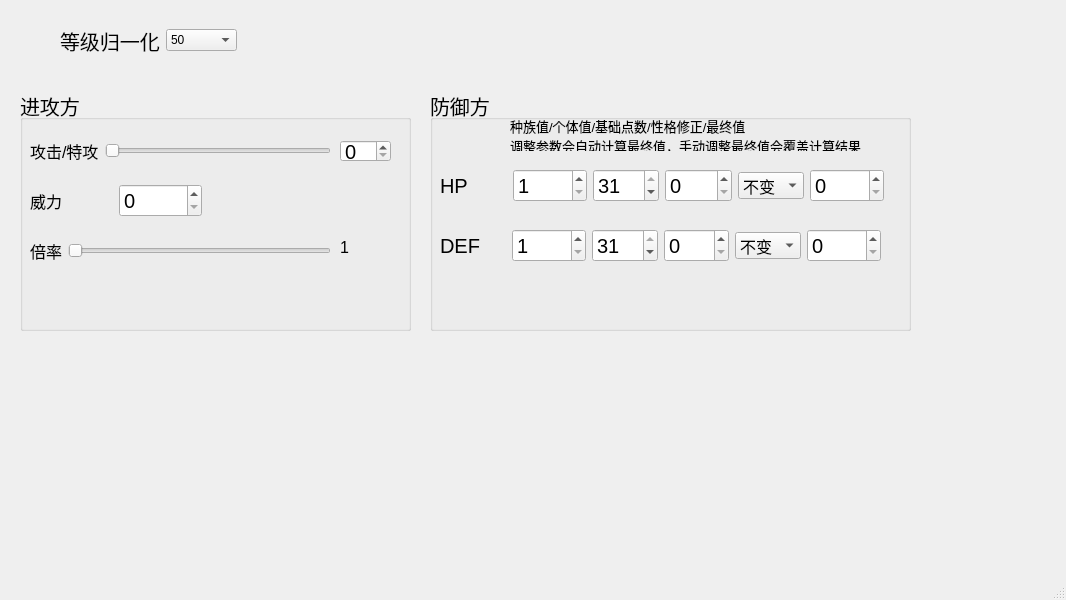
Qt form damagewindow.ui (syriku/PokemonResistanceCalculator) before a commit.
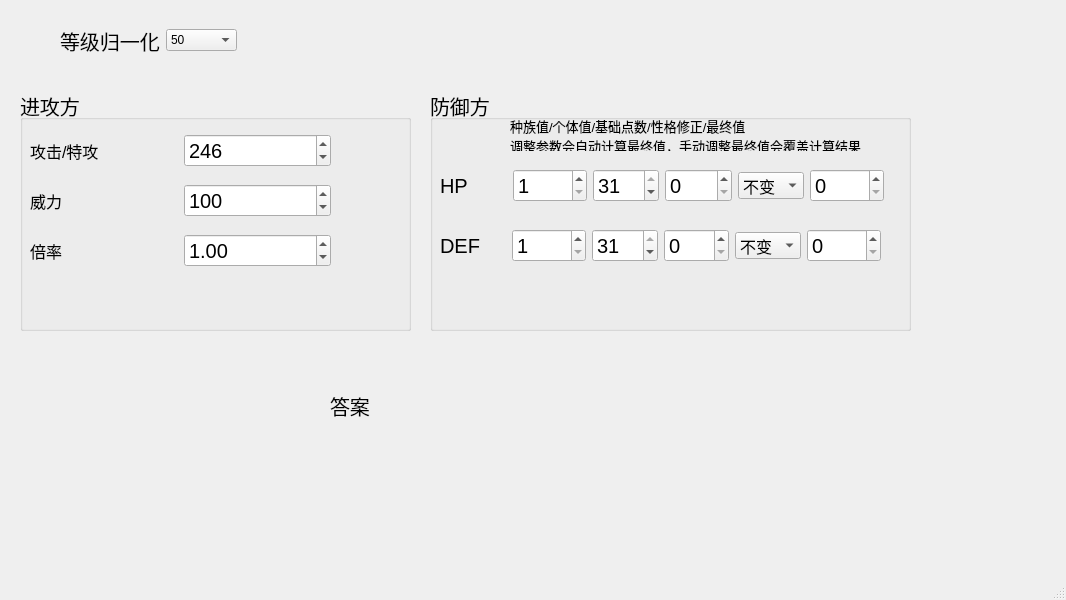
The same form after that commit.

Commit message:
ui优化
计算器窗口ui优化

```diff
--- a/damagewindow.ui
+++ b/damagewindow.ui
@@ -54,30 +54,23 @@
        </widget>
       </item>
       <item>
-       <widget class="QSlider" name="hs_Attack">
-        <property name="orientation">
-         <enum>Qt::Orientation::Horizontal</enum>
+       <widget class="QSpinBox" name="sb_Attack">
+        <property name="maximum">
+         <number>13000</number>
+        </property>
+        <property name="value">
+         <number>246</number>
         </property>
        </widget>
       </item>
      </layout>
     </widget>
-    <widget class="QSpinBox" name="sb_Attack">
-     <property name="geometry">
-      <rect>
-       <x>320</x>
-       <y>50</y>
-       <width>51</width>
-       <height>22</height>
-      </rect>
-     </property>
-    </widget>
     <widget class="QWidget" name="horizontalLayoutWidget_4">
      <property name="geometry">
       <rect>
        <x>10</x>
        <y>90</y>
-       <width>172</width>
+       <width>301</width>
        <height>41</height>
       </rect>
      </property>
@@ -95,7 +88,14 @@
        </widget>
       </item>
       <item>
-       <widget class="QSpinBox" name="spinBox_5"/>
+       <widget class="QSpinBox" name="spinBox_5">
+        <property name="maximum">
+         <number>3000</number>
+        </property>
+        <property name="value">
+         <number>100</number>
+        </property>
+       </widget>
       </item>
      </layout>
     </widget>
@@ -122,38 +122,17 @@
        </widget>
       </item>
       <item>
-       <widget class="QSlider" name="hs_Attack_2">
-        <property name="maximum">
-         <number>16</number>
-        </property>
+       <widget class="QDoubleSpinBox" name="doubleSpinBox">
         <property name="singleStep">
          <number>1</number>
         </property>
-        <property name="orientation">
-         <enum>Qt::Orientation::Horizontal</enum>
+        <property name="value">
+         <double>1.000000000000000</double>
         </property>
        </widget>
       </item>
      </layout>
     </widget>
-    <widget class="QLabel" name="label_6">
-     <property name="geometry">
-      <rect>
-       <x>320</x>
-       <y>150</y>
-       <width>53</width>
-       <height>15</height>
-      </rect>
-     </property>
-     <property name="font">
-      <font>
-       <pointsize>12</pointsize>
-      </font>
-     </property>
-     <property name="text">
-      <string>1</string>
-     </property>
-    </widget>
    </widget>
    <widget class="QGroupBox" name="groupBox_2">
     <property name="geometry">
@@ -397,6 +376,24 @@
      </item>
     </layout>
    </widget>
+   <widget class="QLabel" name="label_6">
+    <property name="geometry">
+     <rect>
+      <x>330</x>
+      <y>370</y>
+      <width>241</width>
+      <height>71</height>
+     </rect>
+    </property>
+    <property name="font">
+     <font>
+      <pointsize>15</pointsize>
+     </font>
+    </property>
+    <property name="text">
+     <string>答案</string>
+    </property>
+   </widget>
   </widget>
   <widget class="QMenuBar" name="menubar">
    <property name="geometry">
```
Left out of the diff: 2 changed lines with no effect on the pictures.
